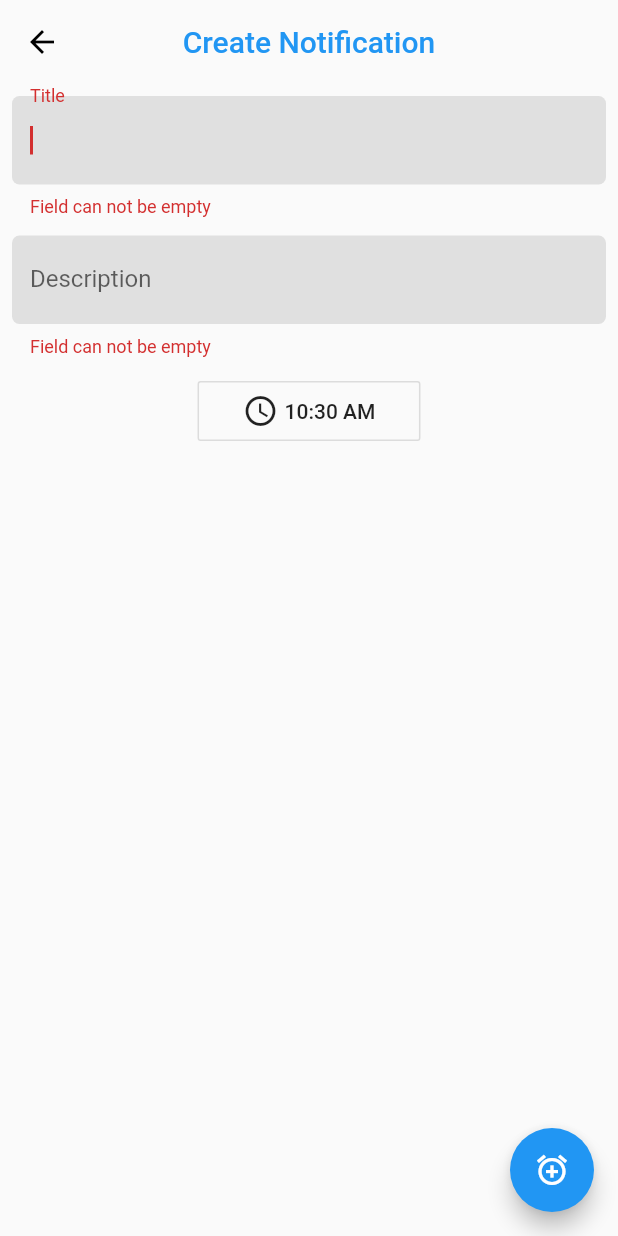
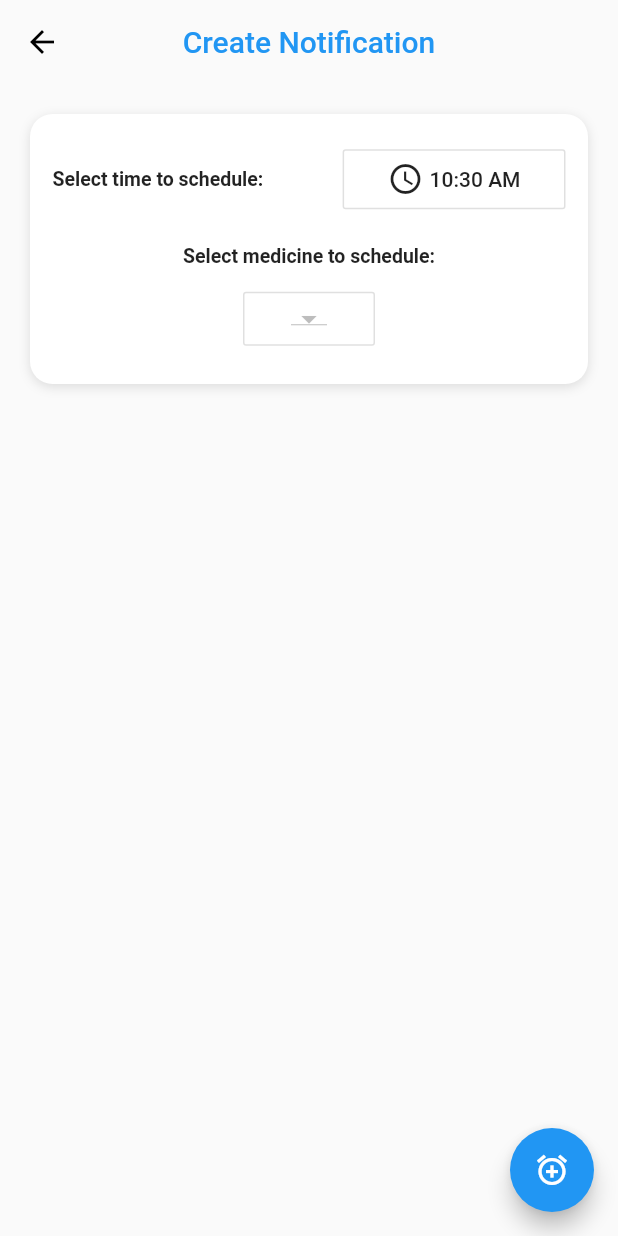
Before and after one commit to sgsavu/health-companion, a Flutter app: the CreateNotificationPage screen opened directly, after a tap on the "add alarm" icon, on a phone screen of 412 x 824 dp. Run offline on Flutter 3.47's test engine with Material 2 defaults, Android fonts, the phone set to English and light mode, and no system bars; our stand-ins replace cloud_firestore, firebase_auth, firebase_storage, flutter_local_notifications, flutter_spinkit, image_picker and 1 more; accounts and stored records are empty.

Commit message:
v0.5.7
-integrated medicine selection menu for the notifications
- refactored code
- refactored color scheme

```diff
--- a/lib/main.dart
+++ b/lib/main.dart
@@ -34,6 +34,7 @@ class MyApp extends StatelessWidget {
       debugShowCheckedModeBanner: false,
       theme: ThemeData(
         primarySwatch: Colors.blue,
+          primaryColor: Colors.blueAccent
       ),
       home: Consumer<AuthNotifier>(
         builder: (context, notifier, child) {
--- a/lib/notifications/create_notification_page.dart
+++ b/lib/notifications/create_notification_page.dart
@@ -1,8 +1,11 @@
+import 'package:diabetes_app/medicine/medicine.dart';
+import 'package:diabetes_app/medicine/medicine_api.dart';
+import 'package:diabetes_app/medicine/medicine_notifier.dart';
 import 'package:flutter/material.dart';
 import 'package:flutter/widgets.dart';
 import 'package:flutter_local_notifications/flutter_local_notifications.dart';
+import 'package:provider/provider.dart';
 import 'notification_data.dart';
-import '../custom_input_field.dart';
 
 class CreateNotificationPage extends StatefulWidget {
   @override
@@ -10,49 +13,86 @@ class CreateNotificationPage extends StatefulWidget {
 }
 
 class _CreateNotificationPageState extends State<CreateNotificationPage> {
+  TimeOfDay selectedTime = TimeOfDay.now();
 
-  final _titleController = TextEditingController();
-  final _descriptionController = TextEditingController();
-  TimeOfDay selectedTime = TimeOfDay.now();
-  final _formKey = GlobalKey<FormState>();
+  List<DropdownMenuItem<Medicine>> _dropdownMenuItems;
+  Medicine _selectedCompany;
+
+  @override
+  void initState() {
+    MedicineNotifier medicineNotifier =
+        Provider.of<MedicineNotifier>(context, listen: false);
+    getMedicine(medicineNotifier);
+    super.initState();
+  }
+
+  buildDropDownMenuItems(List medicine) {
+    List<DropdownMenuItem<Medicine>> items = List();
+    print(medicine);
+    for (Medicine medicine in medicine) {
+      items.add(DropdownMenuItem(
+        value: medicine,
+        child: Text(medicine.name),
+      ));
+    }
+    print('to');
+    print(items);
+    return items;
+  }
+
+  onChangeDropdownItem(Medicine selectedCompany) {
+    setState(() {
+      _selectedCompany = selectedCompany;
+    });
+  }
 
   @override
   Widget build(BuildContext context) {
+    MedicineNotifier medicineNotifier = Provider.of<MedicineNotifier>(context);
+    _dropdownMenuItems = buildDropDownMenuItems(medicineNotifier.medicineList);
+
     return Scaffold(
       appBar: AppBar(
         iconTheme: IconThemeData(color: Colors.black),
         backgroundColor: Colors.transparent,
         elevation: 0,
-        title: Text('Create Notification',style: TextStyle(
-          color: Colors.blue
-        ),),
+        title: Text(
+          'Create Notification',
+          style: TextStyle(color: Colors.blue),
+        ),
         centerTitle: true,
       ),
       body: SingleChildScrollView(
-        child:Column(
+          child: Container(
+        height: 180.0,
+        margin: EdgeInsets.all(20.0),
+        padding: EdgeInsets.symmetric(
+          horizontal: 15.0,
+        ),
+        decoration: BoxDecoration(
+          color: Colors.white,
+          borderRadius: BorderRadius.circular(15.0),
+          boxShadow: [
+            BoxShadow(
+              color: Colors.black12,
+              offset: Offset(0, 2),
+              blurRadius: 6.0,
+            ),
+          ],
+        ),
+        child: Column(
+          mainAxisAlignment: MainAxisAlignment.center,
           children: <Widget>[
-            Padding(
-                padding: const EdgeInsets.all(8),
-                child: Form(
-                  key: _formKey,
-                  child: Column(
+            Row(
+              mainAxisAlignment: MainAxisAlignment.spaceBetween,
               children: <Widget>[
-                      CustomInputField(
-                        controller: _titleController,
-                        hintText: 'Title',
-                        inputType: TextInputType.text,
-                        autoFocus: true,
+                Text(
+                  'Select time to schedule:',
+                  style: TextStyle(fontSize: 13, fontWeight: FontWeight.bold),
                 ),
-                      SizedBox(height: 12),
-                      CustomInputField(
-                        controller: _descriptionController,
-                        hintText: 'Description',
-                        inputType: TextInputType.text,
-                        autoFocus: true,
-                      ),
-                      SizedBox(height: 12),
                 OutlineButton(
-                        padding: const EdgeInsets.symmetric(vertical: 8, horizontal: 30),
+                  padding:
+                      const EdgeInsets.symmetric(vertical: 8, horizontal: 30),
                   onPressed: selectTime,
                   child: Row(
                     mainAxisSize: MainAxisSize.min,
@@ -65,12 +105,26 @@ class _CreateNotificationPageState extends State<CreateNotificationPage> {
                 ),
               ],
             ),
+            SizedBox(
+              height: 20,
+            ),
+            Text(
+              'Select medicine to schedule:',
+              style: TextStyle(fontSize: 13, fontWeight: FontWeight.bold),
+            ),
+            SizedBox(
+              height: 10,
+            ),
+            OutlineButton(
+              child: DropdownButton(
+                value: _selectedCompany,
+                items: _dropdownMenuItems,
+                onChanged: onChangeDropdownItem,
               ),
             ),
-
           ],
         ),
-      ),
+      )),
       floatingActionButton: FloatingActionButton(
         onPressed: createNotification,
         child: Icon(Icons.add_alarm),
@@ -91,13 +145,13 @@ class _CreateNotificationPageState extends State<CreateNotificationPage> {
   }
 
   void createNotification() {
-    if (_formKey.currentState.validate()) {
-      final title = _titleController.text;
-      final description = _descriptionController.text;
+
+      final title = 'Medicine Intake Reminder';
+      final description = 'Hi, it is time to take your ${_selectedCompany.name}.';
       final time = Time(selectedTime.hour, selectedTime.minute);
 
       final notificationData = NotificationData(title, description, time);
       Navigator.of(context).pop(notificationData);
+
   }
 }
-}
--- a/lib/notifications/notification_tile.dart
+++ b/lib/notifications/notification_tile.dart
@@ -30,7 +30,7 @@ class NotificationTile extends StatelessWidget {
                   Text(
                     notification.title,
                     style: textTheme.title.copyWith(
-                      fontWeight: FontWeight.normal,
+                      fontWeight: FontWeight.bold,
                     ),
                   ),
                   smallHeight,
@@ -52,6 +52,7 @@ class NotificationTile extends StatelessWidget {
                       Text(
                         'Every day',
                         style: textTheme.headline.copyWith(
+                          fontSize: 16,
                           fontWeight: FontWeight.bold,
                           color: Colors.grey.shade800,
                         ),
--- a/lib/tabs/diet_tab.dart
+++ b/lib/tabs/diet_tab.dart
@@ -152,7 +152,7 @@ class _DietTabState extends State<DietTab>{
                     child: Text(
                       'Search',
                       style: TextStyle(
-                        color: Colors.black,
+                        color: Colors.white,
                         fontSize: 22.0,
                         fontWeight: FontWeight.w600,
                       ),
--- a/lib/tabs/exercise_tab.dart
+++ b/lib/tabs/exercise_tab.dart
@@ -11,8 +11,10 @@ class _ExerciseTabState extends State<ExerciseTab>{
   @override
   Widget build(BuildContext context) {
 
-    return Center(
-      child: Text('yo'),
+    return Scaffold(
+      body: Center(
+        child: Text('yo'),
+      )
     );
 
   }
--- a/lib/tabs/medicine_tab.dart
+++ b/lib/tabs/medicine_tab.dart
@@ -29,6 +29,7 @@ class _MedicineTabState extends State<MedicineTab>{
 
     return Scaffold(
       body: ListView.builder(
+        itemCount: medicineNotifier.medicineList.length,
         itemBuilder: (BuildContext context, int index) {
           return GestureDetector(
               onTap: () async {
@@ -103,9 +104,9 @@ class _MedicineTabState extends State<MedicineTab>{
               )
           );
         },
-        itemCount: medicineNotifier.medicineList.length,
       ),
       floatingActionButton: FloatingActionButton(
+        backgroundColor: Colors.blueAccent,
         onPressed: () {
           medicineNotifier.currentMedicine = null;
           Navigator.of(context)
--- a/lib/tabs/notifications_tab.dart
+++ b/lib/tabs/notifications_tab.dart
@@ -69,9 +69,11 @@ class _NotificationsTabState extends State<NotificationsTab>{
           ],
         ),
       ),
-      floatingActionButton: FloatingActionButton(
+      floatingActionButton: FloatingActionButton.extended(
+        backgroundColor: Colors.blueAccent,
         onPressed: navigateToNotificationCreation,
-        child: Icon(Icons.notifications),
+        icon: Icon(Icons.notifications),
+        label: Text('Add reminder'),
       ),
     );
 
```
Also changed, not shown: lib/diamond_border.dart (added, +34 -0 lines), lib/tabs/home_tab.dart (+13 -8 lines). Lines whose indentation alone changed are shown as unchanged.
